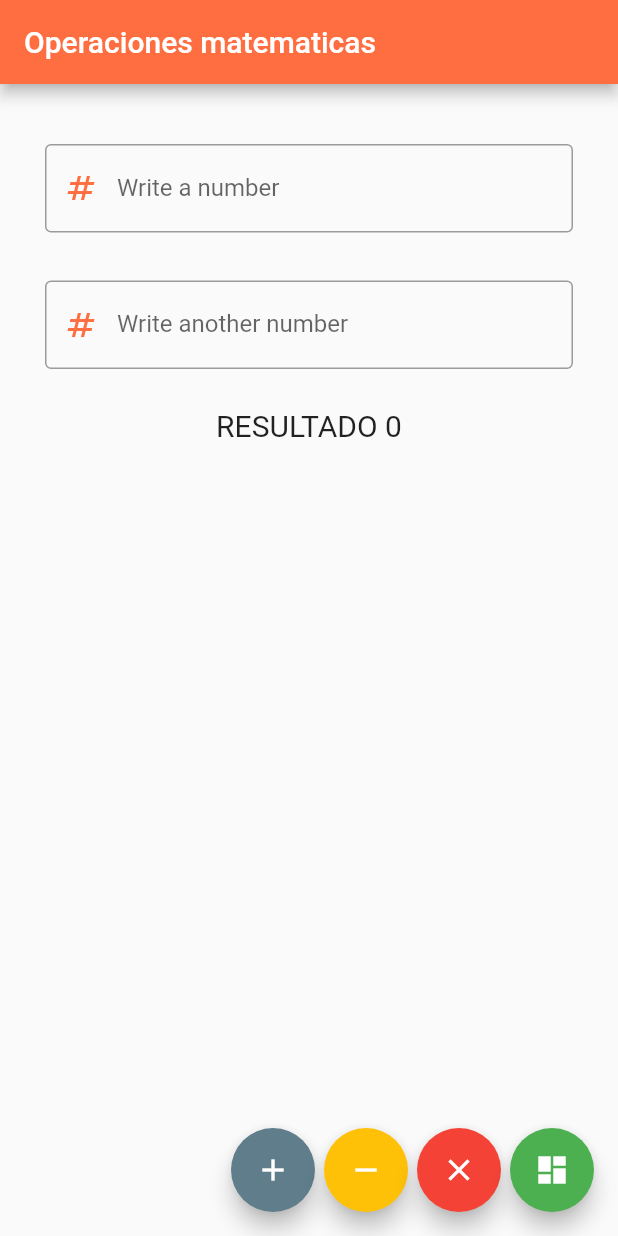
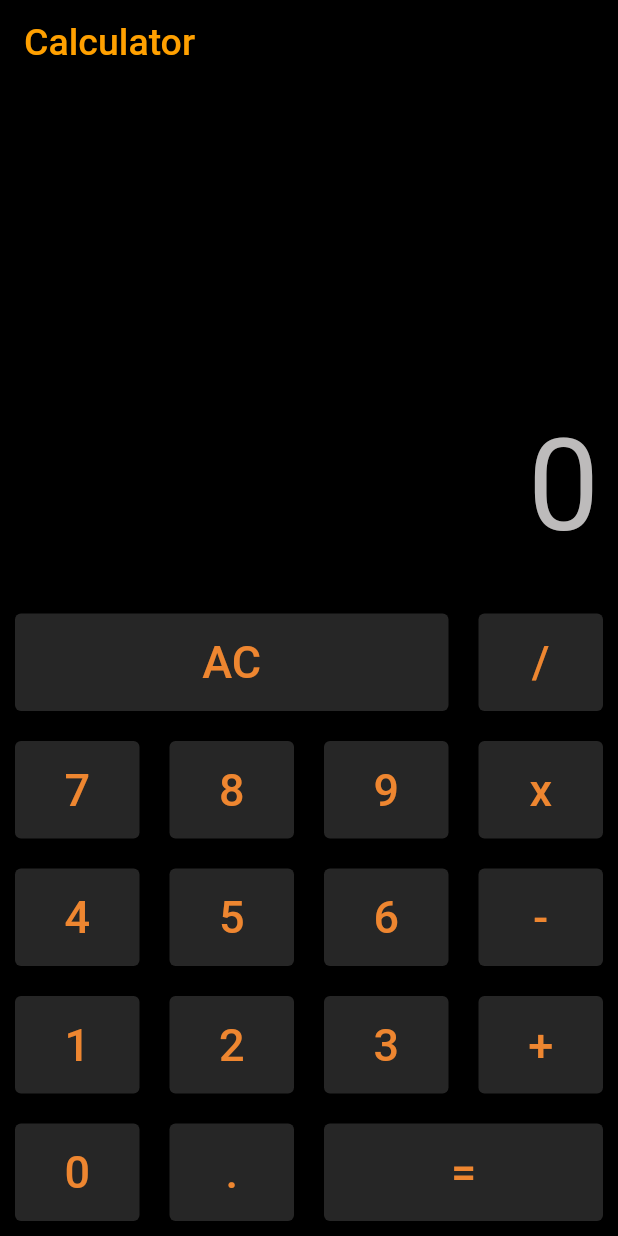
Before and after one commit to Mateocaicedo/FlutterCalculator, a Flutter app: the screen it shows after launch, on a phone screen of 412 x 824 dp. Run offline on Flutter 3.47's test engine with Material 2 defaults, Android fonts, the phone set to English and light mode, and no system bars.

```diff
--- a/lib/pages/maths.dart
+++ b/lib/pages/maths.dart
@@ -10,162 +10,202 @@ class ArithmetitOperations extends StatefulWidget {
 class Math extends State<ArithmetitOperations> {
   dynamic resultado = 0;
 
-  final textStyle = const TextStyle(fontSize: 20.0);
+  final textStyle =  TextStyle(color: Colors.amber[700], fontSize: 25);
 
   dynamic num1;
   dynamic num2;
-  final exp = RegExp(r'^[0-9]+$');
-  final key = GlobalKey<FormState>();
+
+
+  String temp ='0'; //psuedo output, we keep this in memory and later assign it as num1, num2, or as decimal value.
+  String output = '0';
+  String operand = "";
+  String history = "";
 
 
 
+  Widget buildbutton(String buttonValue, int flexValue) {
+    return Expanded(
+      flex: flexValue,
+      child: Container(
+        margin: const EdgeInsets.all(10),
+        child: ElevatedButton(
+          style: ElevatedButton.styleFrom(
+            primary: const Color.fromRGBO(38, 38, 38, 1),
+          ),
+          onPressed: () {
+            setEdition(buttonValue);
+          },
+
+
+//designing the button
+          child: Container(
+            // ignore: sort_child_properties_last
+            child: Text(
+              buttonValue,
+              style: const TextStyle(
+                  fontSize: 30, color: Color.fromRGBO(238, 134, 48, 1)),
+            ),
+            padding: const EdgeInsets.all(15),
+          ),
+        ),
+      ),
+    );
+  }
 
   @override
   Widget build(BuildContext context) {
-    var form = <Widget> [
-               TextFormField(
-                decoration: const  InputDecoration(
-                  border:  OutlineInputBorder(),
-                  labelText: 'Write a number',
-                  prefixIcon: Icon(Icons.numbers,color: Colors.deepOrangeAccent),
-                  fillColor: Colors.deepOrangeAccent,
 
+    return Scaffold(
+      backgroundColor: Colors.black,
+      appBar: AppBar(
+        backgroundColor: Colors.black,
+        title:Text('Calculator', style: textStyle),
+      ),
+      body: Column(
+        // ignore: prefer_const_literals_to_create_immutables
+        children: [
+          const Expanded(
+            child: Divider()
           ),
 
-                onSaved: (value) => num1 = value,
-                validator: (value){
-                  if (value == null  || value.isEmpty) {
-                    return 'Llene este campo';
-                  }
-                  if (!exp.hasMatch(value) ) {
-                    return 'Solo numeros';
-                  }
-                  return null;
-                },
-              ),
-              const Padding(padding: EdgeInsets.all(16.0)),
-              TextFormField(
-                decoration: const InputDecoration(
-                  border: OutlineInputBorder(),
-                  labelText: 'Write another number',
-                   prefixIcon: Icon(Icons.numbers,color: Colors.deepOrangeAccent,)
 
-                ),
-                onSaved: (value)=> num2 = value,
-                validator: (value){
-                  if (value == null  || value.isEmpty) {
-                    return 'Llene este campo';
-                  }
-                   if (!exp.hasMatch(value)) {
-                    return 'Solo numeros';
-                  }
-                   return null;
-                },
-              ),
-              const Padding(padding: EdgeInsets.all(13.0)),
-              Text('RESULTADO $resultado', style: textStyle),
-            ];
-
-    return Scaffold(
-      appBar: AppBar(
-        backgroundColor: Colors.deepOrangeAccent,
-        title: Text('Operaciones matematicas', style: textStyle),
-      ),
-      body: Padding(
-        padding: const EdgeInsets.only(top: 40, left:30, right:30 ),
-        child: Form(
-          key: key,
-          child: Column(
-            // ignore: sort_child_properties_last
-            children: form,
-            mainAxisAlignment: MainAxisAlignment.start,
+          Container(
+            alignment: Alignment.centerRight,
+            padding: const EdgeInsets.symmetric(vertical: 0, horizontal: 12.5),
+            // ignore: unnecessary_new
+            child: new Text(
+              history,
+              style: const TextStyle(
+                fontSize: 30,
+                // fontWeight: FontWeight.bold,
+                color: Color.fromARGB(255, 77, 76, 76),
               ),
             ),
           ),
 
-      floatingActionButton: Row(
-        mainAxisAlignment: MainAxisAlignment.end,
+
+          Container(
+            alignment: Alignment.centerRight,
+            padding: const EdgeInsets.fromLTRB(12.5, 12.5, 12.5, 25),
+            // ignore: unnecessary_new
+            child: new Text(
+              output,
+              style: const TextStyle(
+                fontSize: 85,
+                // fontWeight: FontWeight.bold,
+                color: Color.fromARGB(255, 189, 187, 187),
+              ),
+            ),
+          ),
+
+          Column(
             children: [
-          FloatingActionButton(
-            backgroundColor: Colors.blueGrey,
-            onPressed: add,
-            child:const  Icon(Icons.add),
+              Row(
+                children: [
+                  buildbutton("AC", 3),
+                  buildbutton("/", 1),
+                ],
               ),
-          const Padding(padding: EdgeInsets.all(3.0)),
-         FloatingActionButton(
-             backgroundColor: Colors.amber,
-
-            onPressed: minus,
-             child:const Icon(Icons.remove),
+              Row(
+                children: [
+                  buildbutton("7", 1),
+                  buildbutton("8", 1),
+                  buildbutton("9", 1),
+                  buildbutton("x", 1),
+                ],
               ),
-          const Padding(padding: EdgeInsets.all(3.0)),
-          FloatingActionButton(
-            backgroundColor: Colors.red,
-            onPressed: multiply,
-            child:const Icon(Icons.close),
+              Row(
+                children: [
+                  buildbutton("4", 1),
+                  buildbutton("5", 1),
+                  buildbutton("6", 1),
+                  buildbutton("-", 1),
+                ],
               ),
-          const Padding(padding: EdgeInsets.all(3.0)),
-          FloatingActionButton(
-            backgroundColor: Colors.green,
-            onPressed: divider,
-            child: const Icon(Icons.dashboard),
+              Row(
+              children: [
+                buildbutton("1", 1),
+                buildbutton("2", 1),
+                buildbutton("3", 1),
+                buildbutton("+", 1),
+              ],
+            ),
+            Row(
+              children: [
+                buildbutton("0", 1),
+                buildbutton(".", 1),
+                buildbutton("=", 2),
+              ],
             ),
             ],
           ),
+
+        ],
+      ),
+
+
     );
   }
 
-  divider() {
-    if (key.currentState!.validate()) {
-      key.currentState!.save();
-      if (double.parse(num2) <= 0  ) {
-        return showDialog(
-            context: context,
-            builder: (context) {
-              return const AlertDialog(
-                // Recupera el texto que el usuario ha digitado utilizando nuestro
-                // TextEditingController
-                content: Text('Division imposible'),
-              );
-            },
-          );
+void setEdition( buttonValue){
+    setState(() {
+      if (buttonValue == 'AC') {
+                temp = '0';
+                num1 = 0;
+                num2 = 0;
+                operand = "";
+              } else if (buttonValue == '+' ||
+                  buttonValue == '-' ||
+                  buttonValue == 'x' ||
+                  buttonValue == '/' ||
+                  buttonValue == '%') {
+                num1 = double.parse(output);
+                operand = buttonValue;
+                temp = '0';
+              } else if (buttonValue == '.') {
+                if (temp.contains('.')) { // if the number already contains a decimal, we print this.
+                  return;
+                } else {
+                  temp = temp +
+                      buttonValue; //we are adding a decimal point to the number we have at hand
                 }
+              } else if (buttonValue == "=") {
+                num2 = double.parse(output);
+
+                if (operand == '+') {
+                  temp = (num1 + num2).toString();
+                } else if (operand == '-') {
+                  temp = (num1 - num2).toString();
+                } else if (operand == 'x') {
+                  temp = (num1 * num2).toString();
+                } else if (operand == '/') {
+                  temp = (num1 / num2).toString();
+                } else if (operand == '%') {
+                  temp = (num1 % num2).toString();
+                }
+
+                num1 = 0;
+                num2 = 0;
+                operand = "";
+              } else {
+                temp = temp + buttonValue;
+              }
+
               setState(() {
-        resultado = double.parse(num1) / double.parse(num2);
+                output = double.parse(temp).toStringAsFixed(
+                    2); // temp will contain many zeroes, so we make it into a double and allow only two decimals, then we make it back into string.
+              });
+
+//recording history of the operations done
+             if(buttonValue!= 'AC'){
+              history = history + buttonValue;  // as long as buttonValue is not 'AC', keep displaying them.
+              }
+              else{
+                history = '';                   // if 'AC' is pressed, then delete the history.
+              }
+
     });
   }
 
 
-
 }
-
-  void add() {
-     if (key.currentState!.validate()) {
-      key.currentState!.save();
-      setState(() {
-        resultado = int.parse(num1) + int.parse(num2);
-      });
-    }
-
-  }
-
-  void minus() {
-    if (key.currentState!.validate()) {
-      key.currentState!.save();
-      setState(() {
-        resultado = int.parse(num1) - int.parse(num2);
-      });
-    }
-
-  }
-
-  void multiply() {
-     if (key.currentState!.validate()) {
-      key.currentState!.save();
-      setState(() {
-        resultado = int.parse(num1) * int.parse(num2);
-      });
-    }
-
-  }
-}
```
Also changed, not shown: lib/pages/buttons.dart (added, +41 -0 lines). Lines whose indentation alone changed are shown as unchanged.
